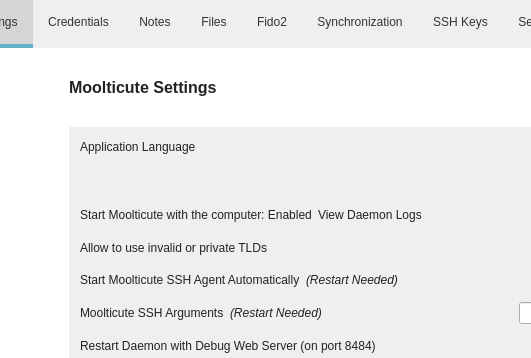
mooltipass/moolticute, file src/MainWindow.ui: the form before one commit; both pictures show x 81 to 612 and y 0 to 358 of the 963 by 649 pixel window.
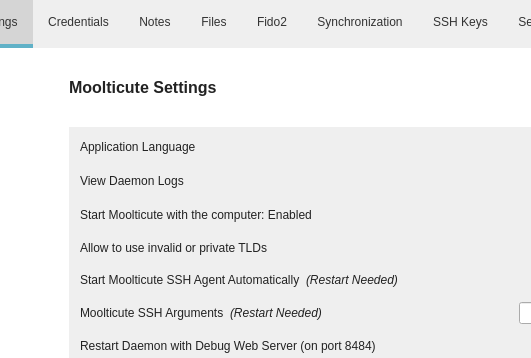
The form after the commit. Icons and pictures are not drawn. Custom widgets are drawn as their Qt base class.

Commit message: fix label movement

```diff
--- a/src/MainWindow.ui
+++ b/src/MainWindow.ui
@@ -3981,6 +3981,19 @@
               </item>
               <item>
                <layout class="QHBoxLayout" name="horizontalLayout_17">
+                <item>
+                 <widget class="QLabel" name="label_32">
+                  <property name="sizePolicy">
+                   <sizepolicy hsizetype="MinimumExpanding" vsizetype="Preferred">
+                    <horstretch>0</horstretch>
+                    <verstretch>0</verstretch>
+                   </sizepolicy>
+                  </property>
+                  <property name="text">
+                   <string>View Daemon Logs</string>
+                  </property>
+                 </widget>
+                </item>
                 <item>
                  <spacer name="horizontalSpacer_21">
                   <property name="orientation">
@@ -4024,19 +4037,6 @@
                   </property>
                  </widget>
                 </item>
-                <item>
-                 <widget class="QLabel" name="label_32">
-                  <property name="sizePolicy">
-                   <sizepolicy hsizetype="MinimumExpanding" vsizetype="Preferred">
-                    <horstretch>0</horstretch>
-                    <verstretch>0</verstretch>
-                   </sizepolicy>
-                  </property>
-                  <property name="text">
-                   <string>View Daemon Logs</string>
-                  </property>
-                 </widget>
-                </item>
                 <item>
                  <spacer name="horizontalSpacer_20">
                   <property name="orientation">
```
Lines whose indentation alone changed are shown as unchanged.
